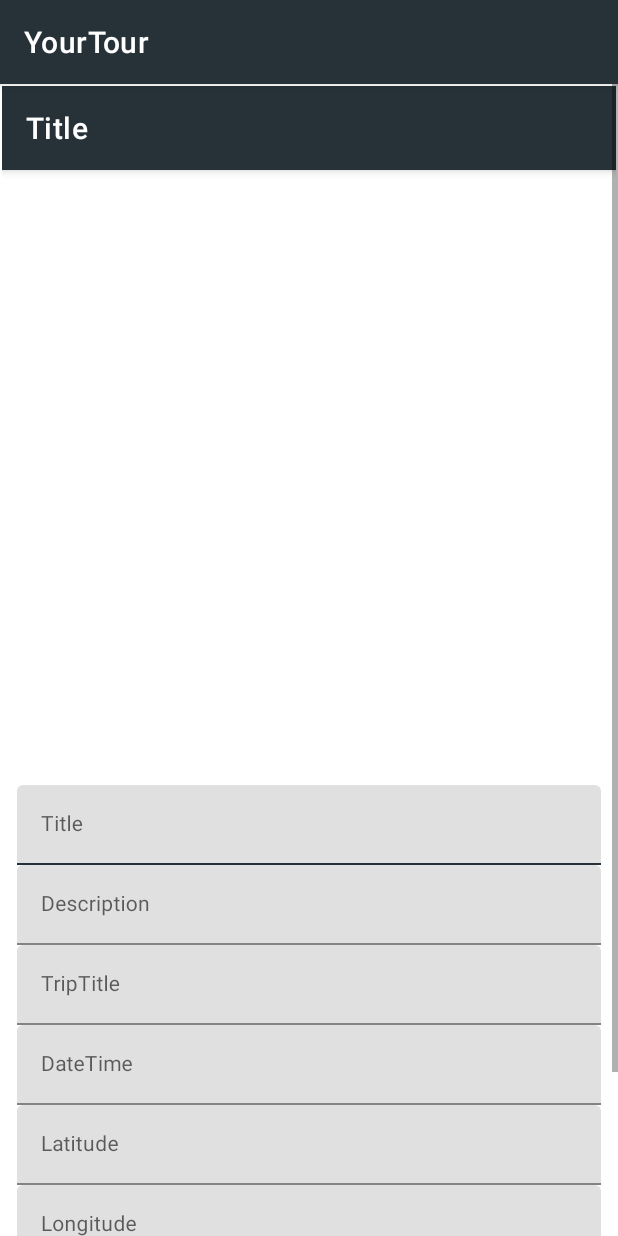
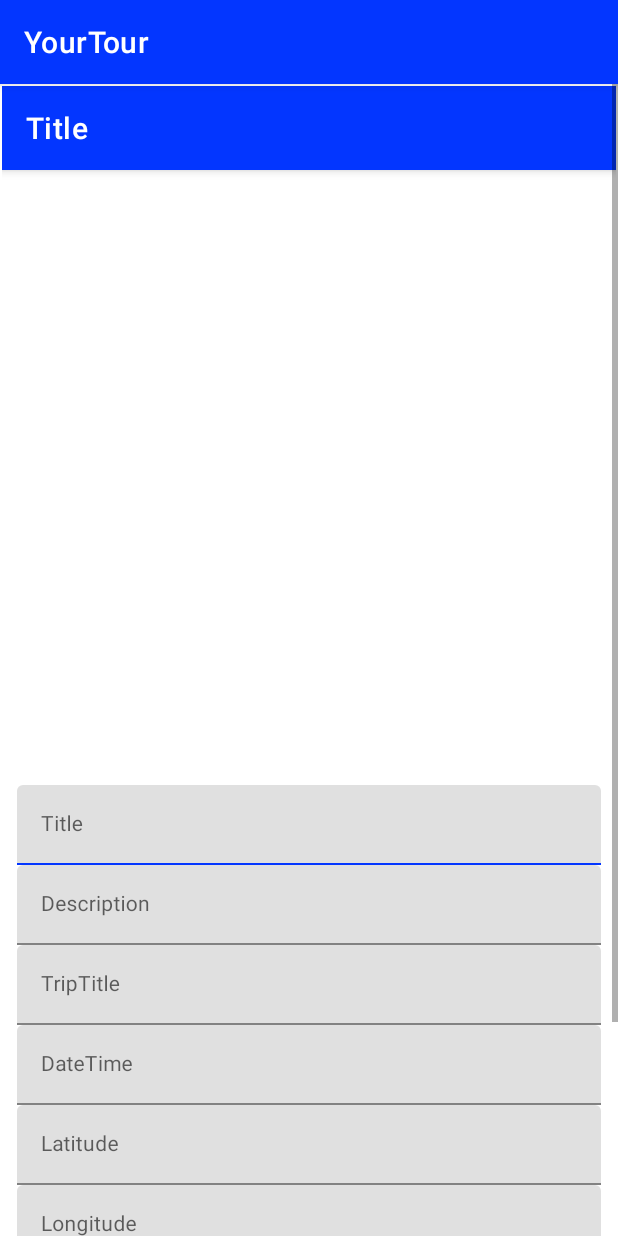
Before and after one commit to pramodpots/YourTourApp, an Android app: the EditActivity screen opened directly, with no data from a screen before it, on a phone screen of 412 x 824 dp. Run offline under Robolectric (Android 15) with nearby library versions, the light colour scheme and no system bars; 1 statement that could not run was skipped.

Commit message:
app theme changed yellow and blue

```diff
--- a/app/src/main/java/com/lab/assignment/MyAdapter.kt
+++ b/app/src/main/java/com/lab/assignment/MyAdapter.kt
@@ -4,16 +4,13 @@ import android.content.Context
 import android.content.Intent
 import android.graphics.Bitmap
 import android.graphics.BitmapFactory
-import android.util.Size
 import android.view.LayoutInflater
 import android.view.View
 import android.view.ViewGroup
 import android.widget.ImageView
-import androidx.core.net.toUri
 import androidx.recyclerview.widget.RecyclerView
 import com.lab.assignment.data.ImageData
 import kotlinx.coroutines.*
-import java.lang.Exception
 
 class MyAdapter : RecyclerView.Adapter<MyAdapter.ViewHolder> {
     private lateinit var context: Context
@@ -100,13 +97,7 @@ class MyAdapter : RecyclerView.Adapter<MyAdapter.ViewHolder> {
 //            options.inJustDecodeBounds = false
 //            return BitmapFactory.decodeFile(filePath, options);
             val originalBitmap = BitmapFactory.decodeFile(filePath)
-            if (originalBitmap == null) {
-                println("Error loading file $filePath, cannot build thumbnail")
-                var emptyThumbnail: Bitmap? = null
-                emptyThumbnail
-            }
-            val thumbnailBitmap = Bitmap.createScaledBitmap(originalBitmap, 150, 150, true)
-            return thumbnailBitmap
+            return Bitmap.createScaledBitmap(originalBitmap, reqWidth, reqHeight, true)
         }
 
         /**
--- a/app/src/main/res/layout/activity_edit.xml
+++ b/app/src/main/res/layout/activity_edit.xml
@@ -233,9 +233,10 @@
             android:text="@string/btnSave"
             android:textColor="@android:color/holo_blue_light"
             android:textSize="20sp"
-            app:layout_constraintBottom_toBottomOf="parent"
             app:layout_constraintEnd_toStartOf="@id/cancel_button"
-            app:layout_constraintStart_toEndOf="@id/delete_button" />
+            app:layout_constraintStart_toEndOf="@id/delete_button"
+            app:layout_constraintTop_toBottomOf="@+id/edit_image_temperature_label"
+            tools:layout_editor_absoluteY="864dp" />
 
         <Button
             android:id="@+id/cancel_button"
--- a/app/src/main/res/values-night/themes.xml
+++ b/app/src/main/res/values-night/themes.xml
@@ -2,12 +2,12 @@
     <!-- Base application theme. -->
     <style name="Theme.YourTour" parent="Theme.MaterialComponents.DayNight.DarkActionBar">
         <!-- Primary brand color. -->
-        <item name="colorPrimary">@color/blue_grey_900</item>
-        <item name="colorPrimaryVariant">@color/blue_grey_800</item>
+        <item name="colorPrimary">@color/blue_700</item>
+        <item name="colorPrimaryVariant">@color/blue_200</item>
         <item name="colorOnPrimary">@color/white</item>
         <!-- Secondary brand color. -->
-        <item name="colorSecondary">@color/deep_orange_900</item>
-        <item name="colorSecondaryVariant">@color/deep_orange_600</item>
+        <item name="colorSecondary">@color/yellow_500</item>
+        <item name="colorSecondaryVariant">@color/yellow_700</item>
         <item name="colorOnSecondary">@color/black</item>
         <!-- Status bar color. -->
         <item name="android:statusBarColor" tools:targetApi="l">?attr/colorPrimaryVariant</item>
--- a/app/src/main/res/values/colors.xml
+++ b/app/src/main/res/values/colors.xml
@@ -11,11 +11,11 @@
     <color name="colorPrimaryDark">#303F9F</color>
     <color name="colorAccent">#FF4081</color>
 
-<!--    New colors defined for Lab5-->
-    <color name="blue_grey_900">#000a12</color>
-    <color name="blue_grey_800">#263238</color>
-    <color name="blue_grey_700">#4f5b62</color>
-    <color name="deep_orange_900">#b91400</color>
-    <color name="deep_orange_600">#f4511e</color>
-    <color name="deep_orange_500">#ff844c</color>
+    <!--New app theme yellow and blue-->
+    <color name="yellow_200">#FFEA5E</color>
+    <color name="yellow_500">#FFDE03</color>
+    <color name="yellow_700">#BAA100</color>
+    <color name="blue_200">#708DFF</color>
+    <color name="blue_500">#3B62FF</color>
+    <color name="blue_700">#0336FF</color>
 </resources>
--- a/app/src/main/res/values/themes.xml
+++ b/app/src/main/res/values/themes.xml
@@ -2,15 +2,16 @@
     <!-- Base application theme. -->
     <style name="Theme.YourTour" parent="Theme.MaterialComponents.DayNight.DarkActionBar">
         <!-- Primary brand color. -->
-        <item name="colorPrimary">@color/blue_grey_800</item>
-        <item name="colorPrimaryVariant">@color/blue_grey_700</item>
+        <item name="colorPrimary">@color/blue_700</item>
+        <item name="colorPrimaryVariant">@color/blue_200</item>
         <item name="colorOnPrimary">@color/white</item>
         <!-- Secondary brand color. -->
-        <item name="colorSecondary">@color/deep_orange_600</item>
-        <item name="colorSecondaryVariant">@color/deep_orange_500</item>
-        <item name="colorOnSecondary">@color/white</item>
+        <item name="colorSecondary">@color/yellow_500</item>
+        <item name="colorSecondaryVariant">@color/yellow_700</item>
+        <item name="colorOnSecondary">@color/black</item>
         <!-- Status bar color. -->
         <item name="android:statusBarColor" tools:targetApi="l">?attr/colorPrimaryVariant</item>
+        <!-- Customize your theme here. -->
         <!-- Customize your theme here. -->
     </style>
 
```
